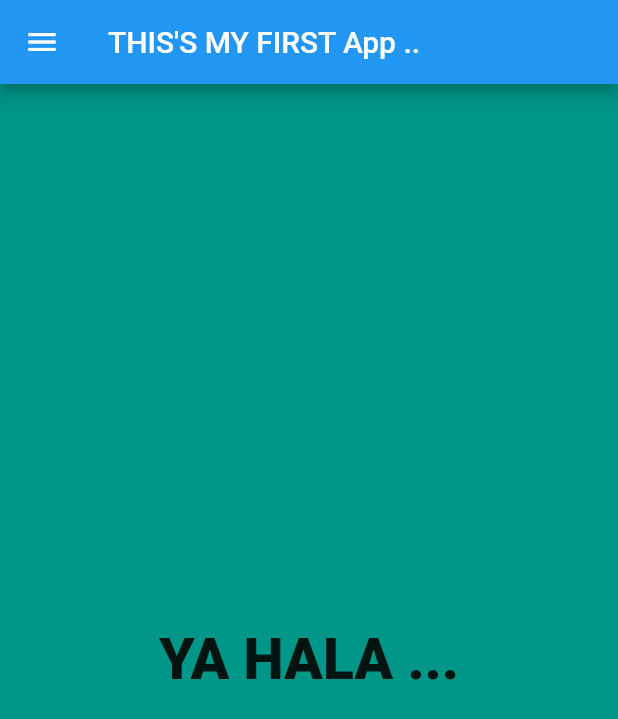
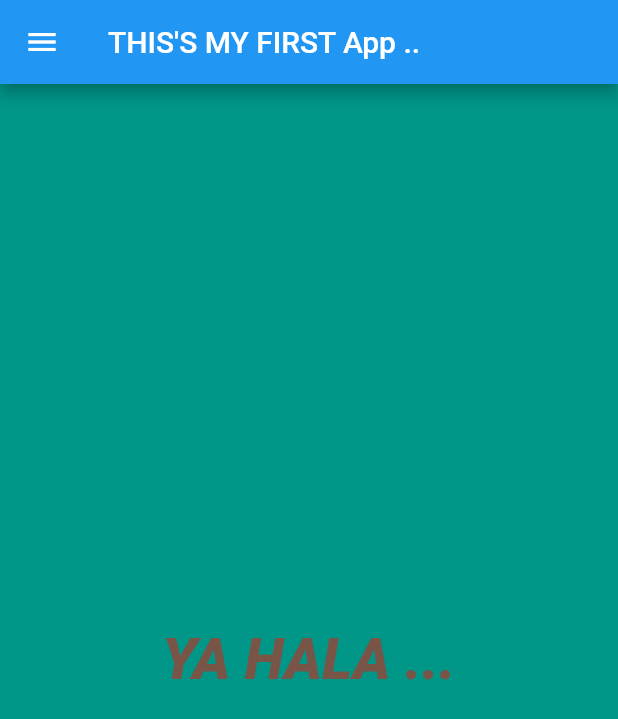
Before and after one commit to IbrahimAsire/flut1, a Flutter app: the screen it shows after launch, on a phone screen of 412 x 824 dp. Shown: the top 719 px of the screen. Run offline on Flutter 3.47's test engine with Material 2 defaults, Android fonts, the phone set to English and light mode, and no system bars.

Commit message:
stylein only

```diff
--- a/lib/main.dart
+++ b/lib/main.dart
@@ -26,6 +26,8 @@ class HomeScreen extends StatelessWidget {
             style: TextStyle(
               fontSize: 38,
               fontWeight: FontWeight.w900,
+              fontStyle: FontStyle.italic,
+              color: Colors.brown
             ),
           ),
         ),
```
